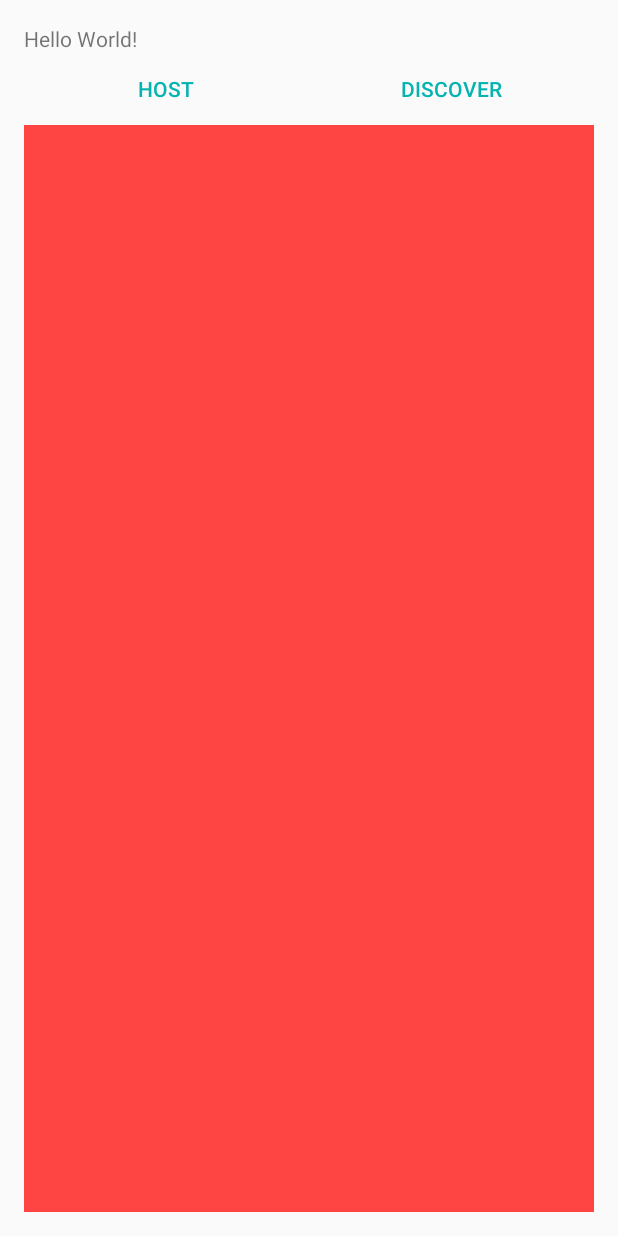
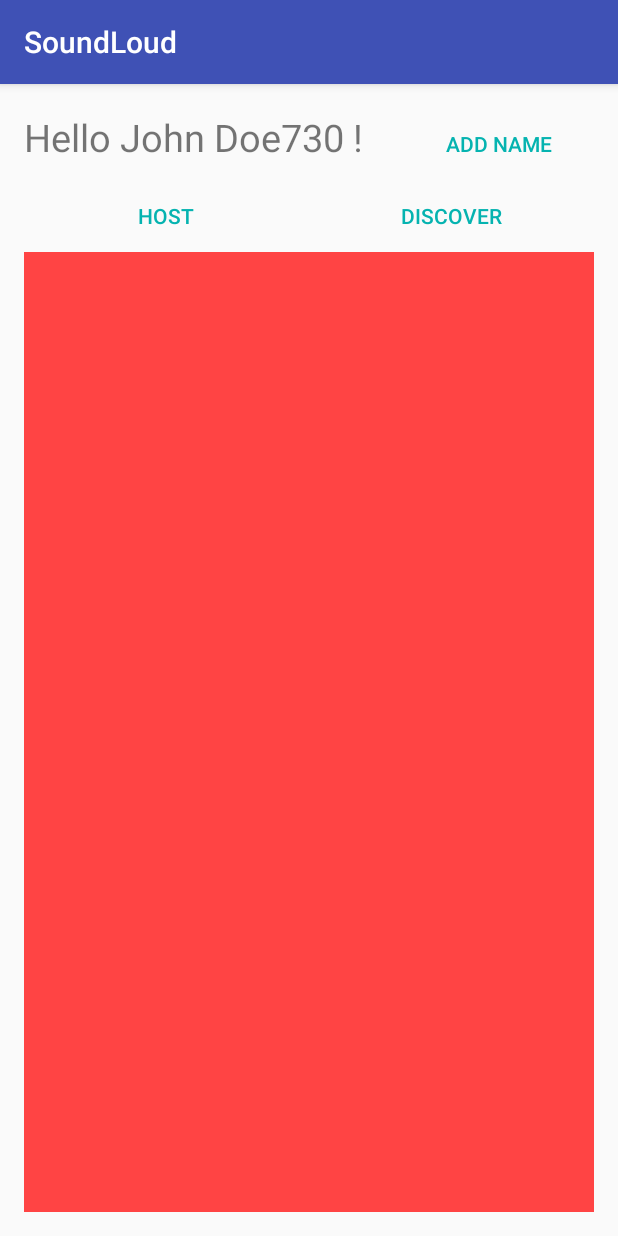
Before and after one commit to MufidaKhalizaki/SoundLoud, an Android app: the screen it shows after launch (MainActivity), on a phone screen of 412 x 824 dp. Run offline under Robolectric (Android 15) with nearby library versions, the phone set to English and light mode, and no system bars.

Commit message:
added username feature

```diff
--- a/app/src/main/java/com/personal/neelesh/soundloud/MainActivity.java
+++ b/app/src/main/java/com/personal/neelesh/soundloud/MainActivity.java
@@ -1,20 +1,25 @@
 package com.personal.neelesh.soundloud;
 
+import android.content.DialogInterface;
 import android.content.IntentFilter;
+import android.content.SharedPreferences;
 import android.net.wifi.p2p.WifiP2pDevice;
 import android.net.wifi.p2p.WifiP2pManager;
 import android.net.wifi.p2p.nsd.WifiP2pDnsSdServiceInfo;
 import android.net.wifi.p2p.nsd.WifiP2pDnsSdServiceRequest;
 import android.os.Bundle;
-import android.support.v4.app.FragmentActivity;
+import android.support.v7.app.AlertDialog;
+import android.support.v7.app.AppCompatActivity;
 import android.util.Log;
 import android.view.View;
 import android.widget.Button;
+import android.widget.EditText;
+import android.widget.TextView;
 
 import java.util.HashMap;
 import java.util.Map;
 
-public class MainActivity extends FragmentActivity {
+public class MainActivity extends AppCompatActivity {
 
     private static final int SERVER_PORT = 3736;
     private WifiP2pManager mManager;
@@ -25,12 +30,23 @@ public class MainActivity extends FragmentActivity {
     private WiFiDirectBroadcastReceiver receiver;
 
     private final String TAG = String.valueOf(MainActivity.class);
+    private String username;
 
     @Override
     protected void onCreate(Bundle savedInstanceState) {
         super.onCreate(savedInstanceState);
         setContentView(R.layout.activity_main);
 
+        addActionsToIntentFilter();
+
+        setupUI();
+
+
+        mManager = (WifiP2pManager) getSystemService(WIFI_P2P_SERVICE);
+        mChannel = mManager.initialize(this, getMainLooper(), null);
+    }
+
+    private void addActionsToIntentFilter() {
         //  Indicates a change in the Wi-Fi P2P status.
         intentFilter.addAction(WifiP2pManager.WIFI_P2P_STATE_CHANGED_ACTION);
 
@@ -42,31 +58,12 @@ public class MainActivity extends FragmentActivity {
 
         // Indicates this device's details have changed.
         intentFilter.addAction(WifiP2pManager.WIFI_P2P_THIS_DEVICE_CHANGED_ACTION);
-
-        Button host_button = (Button) findViewById(R.id.button_host);
-        Button discover_button = (Button) findViewById(R.id.button_discover);
-
-        host_button.setOnClickListener(new View.OnClickListener() {
-            @Override
-            public void onClick(View v) {
-                startRegistration();
-            }
-        });
-        discover_button.setOnClickListener(new View.OnClickListener() {
-            @Override
-            public void onClick(View v) {
-                discoverService();
-            }
-        });
-
-        mManager = (WifiP2pManager) getSystemService(WIFI_P2P_SERVICE);
-        mChannel = mManager.initialize(this, getMainLooper(), null);
     }
 
     private void startRegistration() {
         Map record = new HashMap();
         record.put("listenport", String.valueOf(SERVER_PORT));
-        record.put("buddyname", "John Doe" + (int) (Math.random() * 1000));
+        record.put("buddyname", username);
         record.put("available", "visible");
 
 
@@ -179,4 +176,74 @@ public class MainActivity extends FragmentActivity {
         super.onPause();
         unregisterReceiver(receiver);
     }
+
+    public void openNameDialog () {
+        AlertDialog.Builder builder = new AlertDialog.Builder(this);
+        final EditText editText = new EditText(this);
+        editText.setPadding(40, 20, 40, 20);
+        editText.setHint("This will be used to display to other users");
+        builder.setTitle("Add Your Name")
+                .setView(editText)
+                .setPositiveButton("Save", new DialogInterface.OnClickListener() {
+                    @Override
+                    public void onClick(DialogInterface dialog, int which) {
+                        saveUserName(String.valueOf(editText.getText()));
+                    }
+                });
+        AlertDialog dialog = builder.create();
+        dialog.show();
+    }
+
+    public void saveUserName(String username) {
+        SharedPreferences preferences = getPreferences(MODE_PRIVATE);
+        SharedPreferences.Editor editor = preferences.edit();
+        editor.putString("username",username);
+        editor.commit();
+        setUsername();
+    }
+
+    public void setupUI(){
+        setUsername();
+        addButtonOnClickListeners();
+    }
+
+    public void addButtonOnClickListeners() {
+        Button host_button = (Button) findViewById(R.id.button_host);
+        Button discover_button = (Button) findViewById(R.id.button_discover);
+        Button add_name_button = (Button) findViewById(R.id.button_add_name);
+
+        add_name_button.setOnClickListener(new View.OnClickListener() {
+            @Override
+            public void onClick(View v) {
+                openNameDialog();
+            }
+        });
+        host_button.setOnClickListener(new View.OnClickListener() {
+            @Override
+            public void onClick(View v) {
+                startRegistration();
+            }
+        });
+        discover_button.setOnClickListener(new View.OnClickListener() {
+            @Override
+            public void onClick(View v) {
+                discoverService();
+            }
+        });
+    }
+
+    public void setUsername() {
+        username = getUsername();
+        TextView textView = (TextView) findViewById(R.id.textview_hello_user);
+        textView.setText("Hello " + username + " !");
+    }
+
+    public String getUsername() {
+        SharedPreferences preferences = getPreferences(MODE_PRIVATE);
+        username  = preferences.getString("username", "");
+        if (username.equals("")) {
+            username = "John Doe" + (int) (Math.random() * 1000);
+        }
+        return username;
+    }
 }
--- a/app/src/main/java/com/personal/neelesh/soundloud/WiFiDirectServicesList.java
+++ b/app/src/main/java/com/personal/neelesh/soundloud/WiFiDirectServicesList.java
@@ -1,13 +1,9 @@
 package com.personal.neelesh.soundloud;
 
-import android.app.Fragment;
 import android.app.ListFragment;
 import android.content.Context;
 import android.net.wifi.p2p.WifiP2pDevice;
 import android.os.Bundle;
-import android.support.v7.widget.GridLayoutManager;
-import android.support.v7.widget.LinearLayoutManager;
-import android.support.v7.widget.RecyclerView;
 import android.view.LayoutInflater;
 import android.view.View;
 import android.view.ViewGroup;
@@ -16,7 +12,7 @@ import android.widget.ListView;
 
 import java.util.ArrayList;
 
-public class WiFiDirectServicesList extends Fragment {
+public class WiFiDirectServicesList extends ListFragment {
 
     private ListAdapter adapter;
     private ListView listView;
@@ -39,18 +35,16 @@ public class WiFiDirectServicesList extends Fragment {
                              Bundle savedInstanceState) {
         View view = inflater.inflate(R.layout.fragment_wifidirectserviceslist_list, container, false);
 
-        listView = (ListView) view.findViewById(R.id.deviceslistView);
-        ArrayList<WifiP2pDevice> deviceArrayList = new ArrayList<WifiP2pDevice>();
-        adapter = new WiFiDevicesAdapter(getActivity().getBaseContext(), deviceArrayList);
-        listView.setAdapter(adapter);
+        adapter = new WiFiDevicesAdapter(getActivity().getBaseContext(), new ArrayList<WifiP2pDevice>());
+        setListAdapter(adapter);
+
         return view;
     }
 
-    public ListAdapter getListAdapter() {
-        return adapter;
-    }
-    public ListView getListView() {
-        return listView;
+    @Override
+    public void onListItemClick(ListView l, View v, int position, long id) {
+        super.onListItemClick(l, v, position, id);
+        Utility.showToast(getActivity().getBaseContext(), position + " clicked");
     }
 
     @Override
--- a/app/src/main/res/layout/activity_main.xml
+++ b/app/src/main/res/layout/activity_main.xml
@@ -10,10 +10,26 @@
     tools:context="com.personal.neelesh.soundloud.MainActivity"
     android:orientation="vertical" >
 
-    <TextView
-        android:layout_width="wrap_content"
+    <LinearLayout
+        android:layout_width="match_parent"
         android:layout_height="wrap_content"
-        android:text="Hello World!" />
+        android:orientation="horizontal">
+
+        <TextView
+            android:id="@+id/textview_hello_user"
+            android:layout_width="0dp"
+            android:layout_weight="2"
+            android:layout_height="wrap_content"
+            android:text="Hello World!"
+            android:textSize="25sp"/>
+        <Button
+            android:id="@+id/button_add_name"
+            android:layout_width="0dp"
+            android:layout_weight="1"
+            android:layout_height="wrap_content"
+            android:text="Add Name"
+            style="@style/Base.Widget.AppCompat.Button.Borderless.Colored"/>
+    </LinearLayout>
 
     <LinearLayout
         android:layout_width="match_parent"
--- a/app/src/main/res/layout/fragment_wifidirectserviceslist_list.xml
+++ b/app/src/main/res/layout/fragment_wifidirectserviceslist_list.xml
@@ -7,7 +7,7 @@ android:orientation="vertical">
 <ListView
     android:layout_width="match_parent"
     android:layout_height="wrap_content"
-    android:id="@+id/deviceslistView"
+    android:id="@android:id/list"
     android:layout_weight="1"
     android:background="@android:color/holo_red_light"/>
 </LinearLayout>
```
